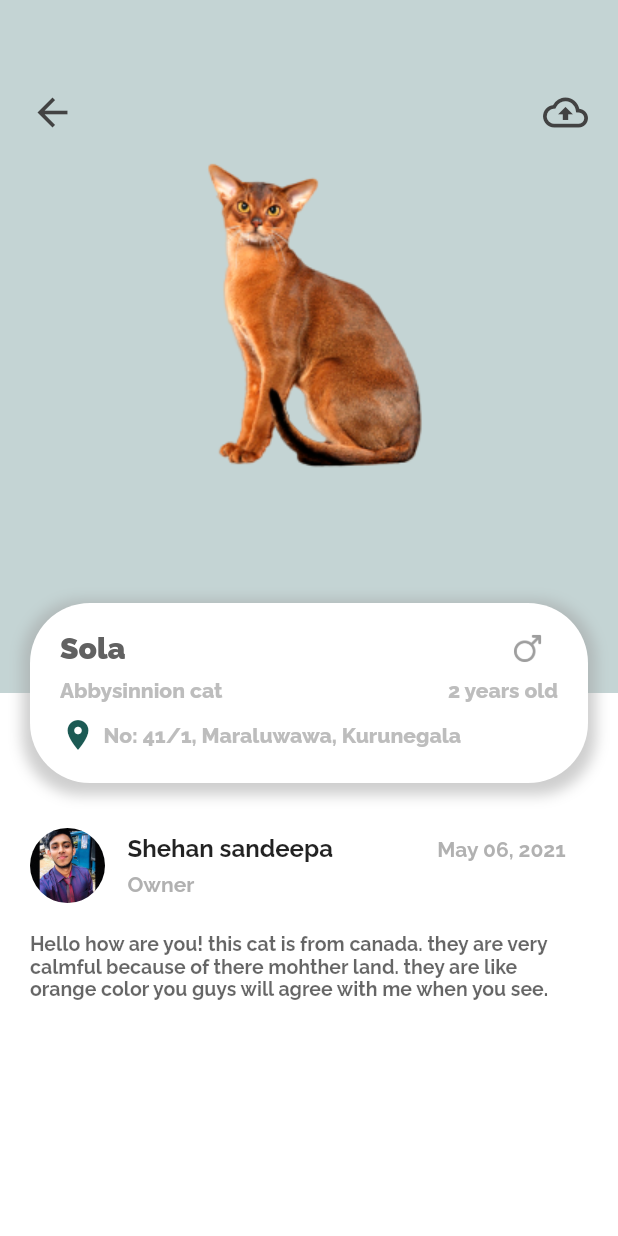
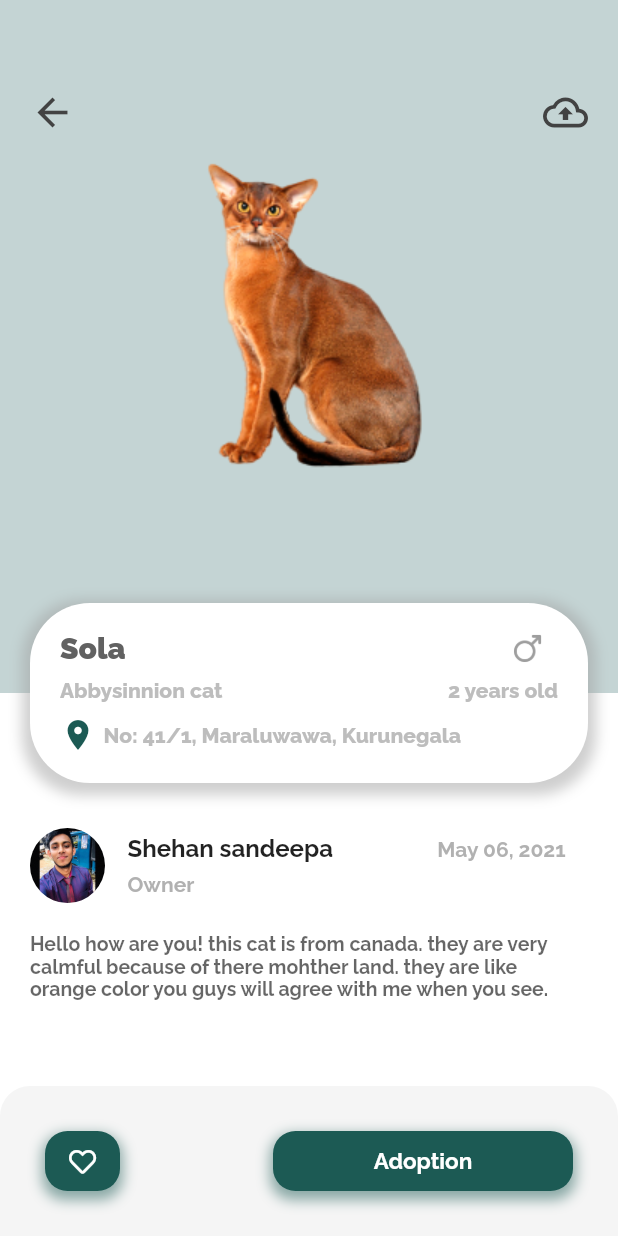
Before and after one commit to Shehan82/flutter-ui-with-drawer, a Flutter app: the screen it shows after launch, on a phone screen of 412 x 824 dp. Run offline on Flutter 3.47's test engine with Material 2 defaults, Android fonts, the light colour scheme and no system bars; our stand-ins replace font_awesome_flutter, google_fonts.

Commit message:
animalDetails screen done

```diff
--- a/lib/screens/animalDetails.dart
+++ b/lib/screens/animalDetails.dart
@@ -1,5 +1,6 @@
 import 'package:flutter/material.dart';
 import 'package:flutter_ui_with_drawer/configuration.dart';
+import 'package:font_awesome_flutter/font_awesome_flutter.dart';
 import 'package:google_fonts/google_fonts.dart';
 
 class AnimalDetails extends StatefulWidget {
@@ -232,6 +233,68 @@ class _AnimalDetailsState extends State<AnimalDetails> {
                     )
                   ],
                 ),
+              )),
+          Positioned(
+              bottom: 0,
+              child: Container(
+                height: 100,
+                decoration: BoxDecoration(
+                    color: Colors.grey.withOpacity(0.1),
+                    borderRadius: BorderRadius.only(
+                        topLeft: Radius.circular(20),
+                        topRight: Radius.circular(20))),
+                width: MediaQuery.of(context).size.width,
+                child: Container(
+                  margin: EdgeInsets.only(left: 30, right: 30),
+                  child: Row(
+                    mainAxisAlignment: MainAxisAlignment.spaceBetween,
+                    children: [
+                      Container(
+                        decoration: BoxDecoration(
+                            boxShadow: [
+                              BoxShadow(
+                                blurRadius: 7,
+                                spreadRadius: 2,
+                                color: primaryGreen.withOpacity(0.5),
+                                offset: Offset(0, 4),
+                              )
+                            ],
+                            color: primaryGreen,
+                            borderRadius: BorderRadius.circular(15)),
+                        width: 50,
+                        height: 40,
+                        child: Icon(
+                          FontAwesomeIcons.heart,
+                          color: Colors.white,
+                          size: 18,
+                        ),
+                      ),
+                      Container(
+                        alignment: Alignment.center,
+                        width: 200,
+                        height: 40,
+                        decoration: BoxDecoration(
+                            color: primaryGreen,
+                            boxShadow: [
+                              BoxShadow(
+                                blurRadius: 7,
+                                spreadRadius: 2,
+                                color: primaryGreen.withOpacity(0.5),
+                                offset: Offset(0, 4),
+                              )
+                            ],
+                            borderRadius: BorderRadius.circular(15)),
+                        child: Text(
+                          "Adoption",
+                          style: GoogleFonts.raleway(
+                              color: Colors.white,
+                              fontSize: 15,
+                              fontWeight: FontWeight.w700),
+                        ),
+                      )
+                    ],
+                  ),
+                ),
               ))
         ],
       ),
```
